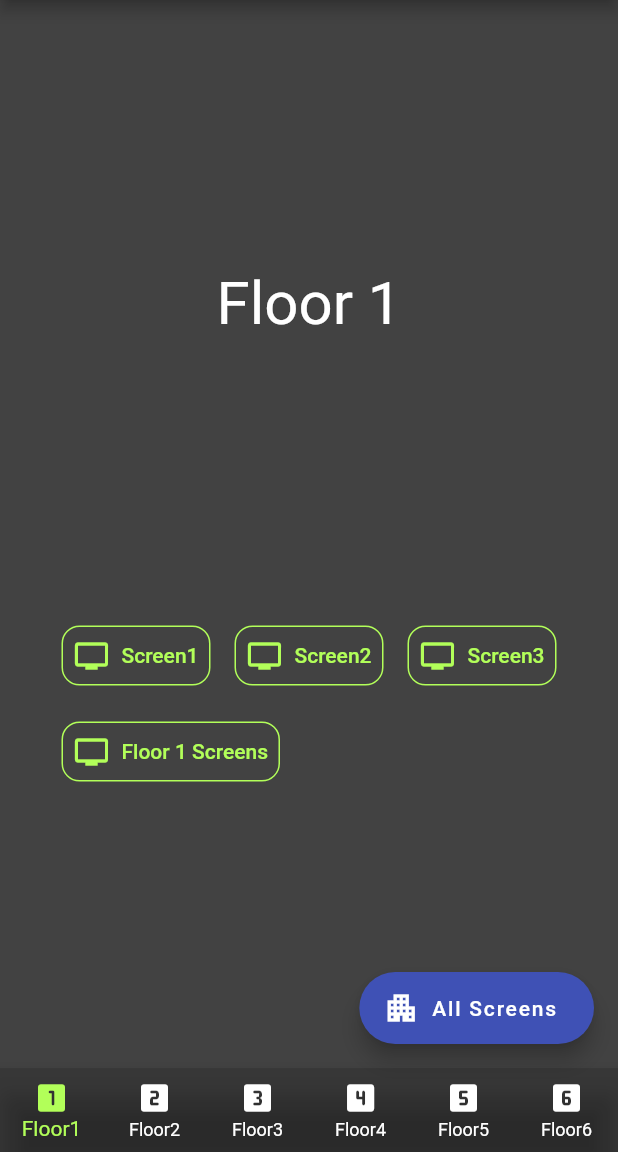
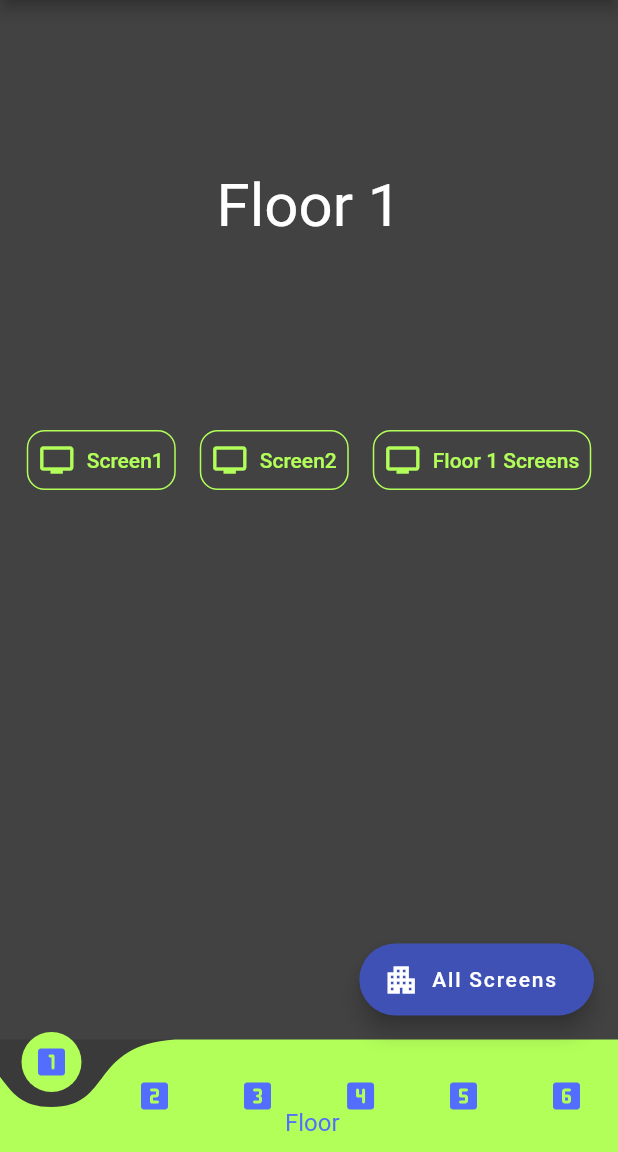
Before and after one commit to jsuofga/beliveo-hdlan, a Flutter app: the screen it shows after launch, on a phone screen of 412 x 824 dp, the part 84-1236 px from its top. Run offline on Flutter 3.47's test engine with Material 2 defaults, Android fonts, the phone set to English and light mode, and no system bars; drawn by our look-alikes of curved_navigation_bar; our stand-ins replace shared_preferences.

Commit message:
bottom navigation, correction to floors

```diff
--- a/lib/floors/floor1.dart
+++ b/lib/floors/floor1.dart
@@ -11,25 +11,30 @@ class Floor1 extends StatefulWidget {
 
 class _Floor1State extends State<Floor1> {
 
-  @override
   Widget build(BuildContext context) {
+    var screenSize = MediaQuery.of(context).size;
+
     return  Center(
       child: Column(
-          mainAxisAlignment: MainAxisAlignment.spaceEvenly,
+          mainAxisAlignment: MainAxisAlignment.start,
           children: [
-            Text('Floor 1',
-              style: TextStyle(
-                color: Colors.white,
-                fontSize: 40.0
+            Container(
+              height: screenSize.height/3,
+              child: Center(
+                child: Text('Floor 1',
+                  style: TextStyle(
+                    color: Colors.white,
+                    fontSize: 40.0
+                  ),
+
+                ),
               ),
-
             ),
             Wrap(
               children: [
                 TVButton(tvLabel:'Screen1',mdf_idf: '1',port:'9'),
                 TVButton(tvLabel:'Screen2',mdf_idf: '1',port:'10'),
-                TVButton(tvLabel:'Screen3',mdf_idf: '1',port:'11'),
-                TVButton(tvLabel:'Floor 1 Screens', mdf_idf: '1',  port:'9-11'),
+                TVButton(tvLabel:'Floor 1 Screens', mdf_idf: '1',  port:'9-10'),
               ],
             ),
 
@@ -39,3 +44,11 @@ class _Floor1State extends State<Floor1> {
     );
   }
 }
+//
+// Text('Floor 1',
+// style: TextStyle(
+// color: Colors.white,
+// fontSize: 40.0
+// ),
+//
+// ),
--- a/lib/floors/floor4.dart
+++ b/lib/floors/floor4.dart
@@ -11,6 +11,7 @@ class Floor4 extends StatefulWidget {
 class _Floor4State extends State<Floor4> {
   @override
   Widget build(BuildContext context) {
+    var screenSize = MediaQuery.of(context).size;
     return Center(
       child: Column(
           mainAxisAlignment: MainAxisAlignment.spaceEvenly,
--- a/lib/floors/floor5.dart
+++ b/lib/floors/floor5.dart
@@ -11,6 +11,7 @@ class Floor5 extends StatefulWidget {
 class _Floor5State extends State<Floor5> {
   @override
   Widget build(BuildContext context) {
+    var screenSize = MediaQuery.of(context).size;
     return Center(
       child: Column(
           mainAxisAlignment: MainAxisAlignment.spaceEvenly,
--- a/lib/floors/floor6.dart
+++ b/lib/floors/floor6.dart
@@ -11,6 +11,7 @@ class Floor6 extends StatefulWidget {
 class _Floor6State extends State<Floor6> {
   @override
   Widget build(BuildContext context) {
+    var screenSize = MediaQuery.of(context).size;
     return Center(
       child: Column(
           mainAxisAlignment: MainAxisAlignment.spaceEvenly,
@@ -28,9 +29,7 @@ class _Floor6State extends State<Floor6> {
                 TVButton(tvLabel:'Screen2',mdf_idf: '2',port:'14'),
                 TVButton(tvLabel:'Screen3',mdf_idf: '2',port:'15'),
                 TVButton(tvLabel:'Screen4',mdf_idf: '2',port:'16'),
-                TVButton(tvLabel:'Screen5',mdf_idf: '2',port:'17'),
-                TVButton(tvLabel:'Screen6',mdf_idf: '2',port:'18'),
-                TVButton(tvLabel:'Floor 6 Screens', mdf_idf: '2',  port:'13-18'),
+                TVButton(tvLabel:'Floor 6 Screens', mdf_idf: '2',  port:'13-16'),
               ],
             )
           ]
--- a/lib/main.dart
+++ b/lib/main.dart
@@ -1,5 +1,4 @@
 import 'package:flutter/material.dart';
-import 'package:hdlan_beliveo/models/videoInputModel.dart';
 import 'package:hdlan_beliveo/video_input_panel.dart';
 import 'package:provider/provider.dart';
 import 'package:hdlan_beliveo/admin_access.dart';
@@ -11,7 +10,8 @@ import 'package:hdlan_beliveo/floors/floor3.dart';
 import 'package:hdlan_beliveo/floors/floor4.dart';
 import 'package:hdlan_beliveo/floors/floor5.dart';
 import 'package:hdlan_beliveo/floors/floor6.dart';
-import 'package:flutter_launcher_icons/main.dart';
+import 'package:curved_navigation_bar/curved_navigation_bar.dart';
+
 
 void main() => runApp(
     MultiProvider(
@@ -72,6 +72,9 @@ class _HomeState extends State<Home> {
 
   @override
   Widget build(BuildContext context){
+
+    var screenSize = MediaQuery.of(context).size;
+
     return Scaffold(
         appBar: AppBar(
           title: Image.asset("assets/logo-beliveo.png",height:50.0),
@@ -94,44 +97,6 @@ class _HomeState extends State<Home> {
        backgroundColor: Colors.grey[800],
         body: _screenList[_currentIndex],
 
-      bottomNavigationBar: BottomNavigationBar(
-        type: BottomNavigationBarType.fixed, // For more than 3 bottom nav items
-        onTap: onTabTapped, // new
-        currentIndex: _currentIndex, // new
-        backgroundColor: Colors.black12,
-        unselectedItemColor: Colors.white,
-        selectedItemColor: Colors.lightGreenAccent,
-
-        items: [
-          BottomNavigationBarItem(
-            icon: new Icon(Icons.looks_one_rounded,
-            ),
-            title: new Text('Floor1'),
-          ),
-          BottomNavigationBarItem(
-              icon: new Icon(Icons.looks_two_rounded),
-              title: new Text('Floor2')
-          ),
-          BottomNavigationBarItem(
-              icon: new Icon(Icons.looks_3_rounded),
-              title: Text('Floor3')
-          ),
-          BottomNavigationBarItem(
-              icon: Icon(Icons.looks_4_rounded),
-              title: Text('Floor4')
-          ),
-          BottomNavigationBarItem(
-              icon: Icon(Icons.looks_5_rounded),
-              title: Text('Floor5')
-          ),
-          BottomNavigationBarItem(
-              icon: Icon(Icons.looks_6_rounded),
-              title: Text('Floor6')
-          )
-        ],
-
-      ),
-
       floatingActionButton: FloatingActionButton.extended(
         onPressed: () {
           Provider.of<SwitchingModel>(context,listen: false).selectSwitchUnit('all');
@@ -143,6 +108,36 @@ class _HomeState extends State<Home> {
         backgroundColor: Colors.indigo,
       ),
 
+
+      bottomNavigationBar: Stack(
+        children: [
+          CurvedNavigationBar(
+          onTap: onTabTapped, // new
+          backgroundColor: Colors.black12,
+          animationDuration: Duration(milliseconds: 300),
+          // animationCurve: Curves.bounceInOut,
+          color: Colors.lightGreenAccent,
+          items: [
+            Icon(Icons.looks_one_rounded,color: Colors.indigoAccent,),
+            Icon(Icons.looks_two_rounded,color: Colors.indigoAccent),
+            Icon(Icons.looks_3_rounded,color: Colors.indigoAccent),
+            Icon(Icons.looks_4_rounded,color: Colors.indigoAccent),
+            Icon(Icons.looks_5_rounded,color: Colors.indigoAccent),
+            Icon(Icons.looks_6_rounded,color: Colors.indigoAccent),
+          ],
+        ),
+          Positioned(
+              bottom: 10,
+              left:screenSize.width/2 - 16,
+              child: Text('Floor',
+                style: TextStyle(color: Colors.indigoAccent,fontSize: 16,),
+
+              )
+          )
+        ]
+      ),
+
+
     );
 
   }
--- a/lib/models/videoInputModel.dart
+++ b/lib/models/videoInputModel.dart
@@ -91,7 +91,7 @@ class _VideoInputState extends State<VideoInput> {
                String ip_mdf =  await Provider.of<SwitchingModel>(context,listen: false).getIPAddressMDFSwitch();
                 CiscoSmbSwitch(ipAddress: ip_mdf,username:username, password:password).connect({
                  'interfaceType':'interface range',
-                 'gi': '10-24',
+                 'gi': '9-24',
                  'switchportType':'switchport access',
                  'vlan':Provider.of<SwitchingModel>(context,listen: false).vlan
                });
--- a/pubspec.yaml
+++ b/pubspec.yaml
@@ -31,6 +31,7 @@ dependencies:
     sdk: flutter
   provider: ^6.0.2
   shared_preferences: ^2.0.13
+  curved_navigation_bar: ^1.0.3
 
 
   # The following adds the Cupertino Icons font to your application.
```
Also changed, not shown: lib/floors/floor2.dart (+8 -7 lines), lib/floors/floor3.dart (+8 -7 lines), pubspec.lock.
